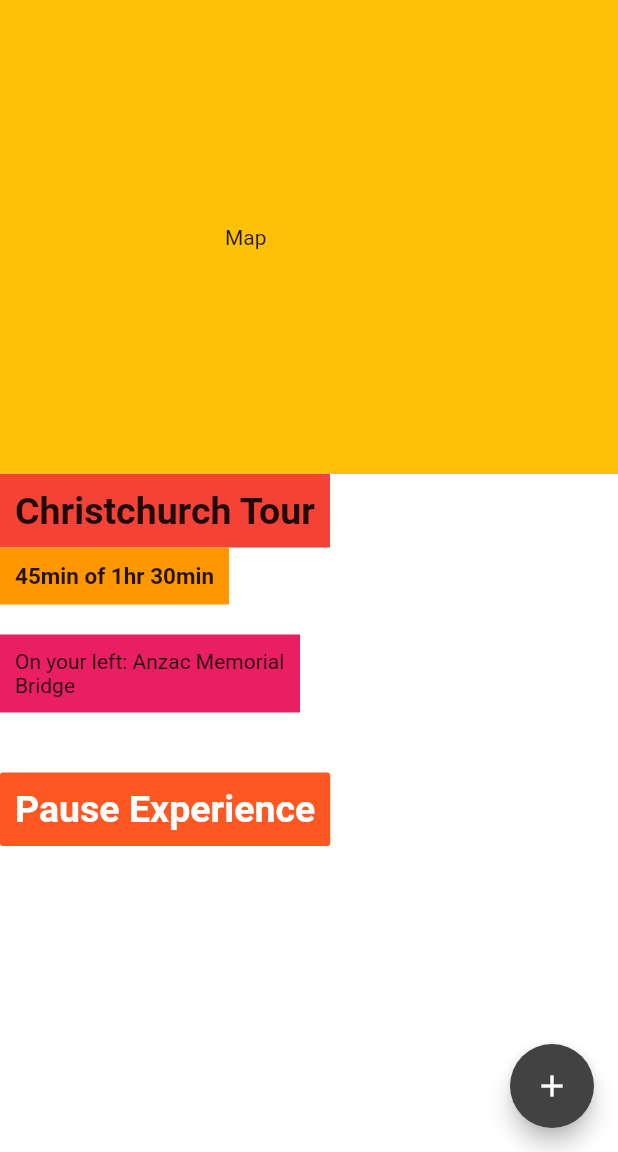
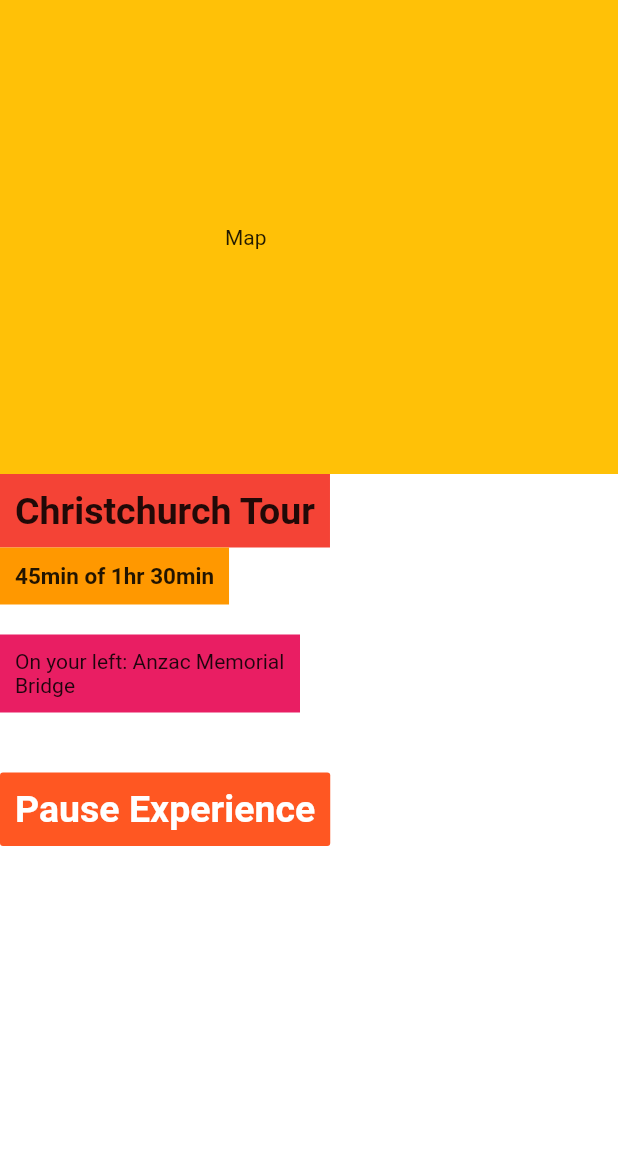
Before and after one commit to leftlyk/Driveguide, a Flutter app: the screen it shows after launch, on a phone screen of 412 x 824 dp, the part 84-1236 px from its top. Run offline on Flutter 3.47's test engine with Material 2 defaults, Android fonts, the phone set to English and light mode, and no system bars; our stand-ins replace geolocator.

```diff
--- a/lib/main.dart
+++ b/lib/main.dart
@@ -1,4 +1,5 @@
 import 'package:flutter/material.dart';
+import 'package:geolocator/geolocator.dart';
 
 void main() => runApp(MaterialApp(
   home: Home(),
@@ -13,7 +14,6 @@ class Home extends StatefulWidget {
 
 class _HomeState extends State<Home> {
 
-  int userLevel = 0;
 
   @override
   Widget build(BuildContext context) {
@@ -29,15 +29,6 @@ class _HomeState extends State<Home> {
         ),
         backgroundColor: Colors.white,
         elevation: 0.0,
-      ),
-      floatingActionButton: FloatingActionButton(
-        onPressed: () {
-          setState(() {
-            userLevel += 1;
-          });
-        },
-        child: Icon(Icons.add),
-        backgroundColor: Colors.grey[800],
       ),
       body: Column(
           crossAxisAlignment: CrossAxisAlignment.start,
--- a/pubspec.yaml
+++ b/pubspec.yaml
@@ -34,6 +34,7 @@ dependencies:
   # The following adds the Cupertino Icons font to your application.
   # Use with the CupertinoIcons class for iOS style icons.
   cupertino_icons: ^1.0.2
+  geolocator: ^9.0.1
 
 dev_dependencies:
   flutter_test:
```
Also changed, not shown: pubspec.lock, 1 other file.
